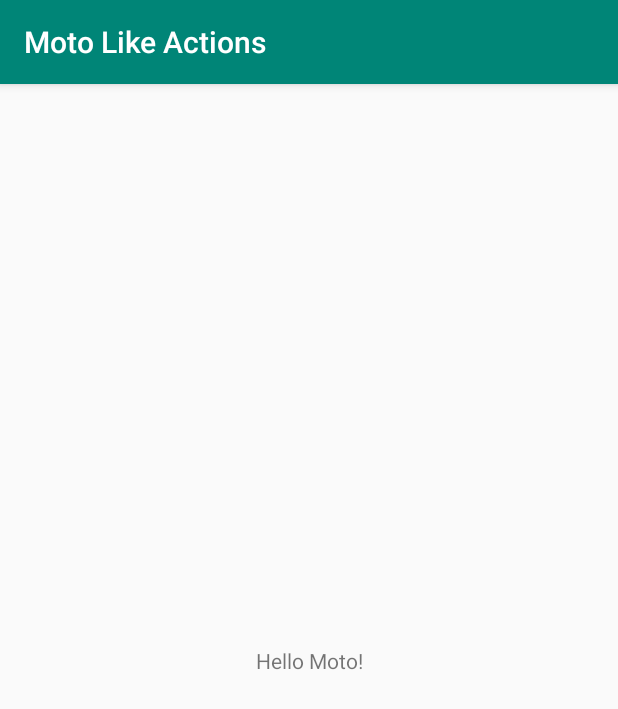
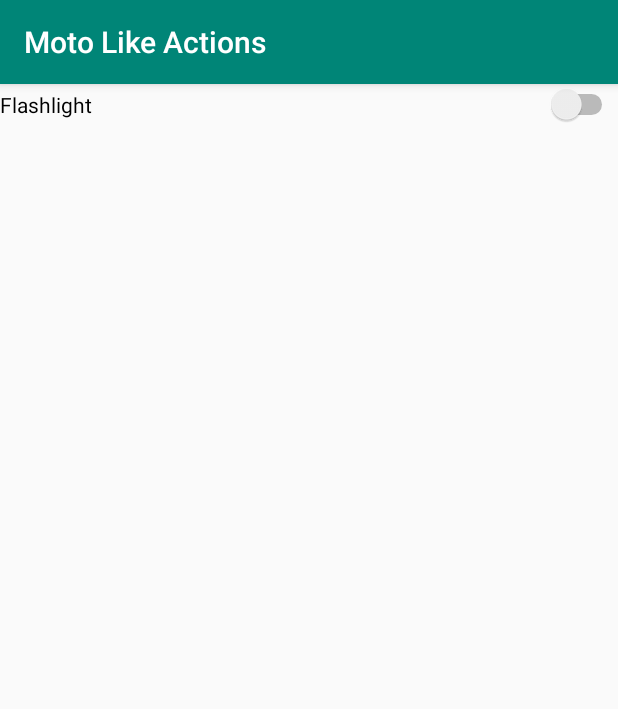
Before and after one commit to IamFaizanKhalid/MotoLikeActions, an Android app: the screen it shows after launch (MainActivity), on a phone screen of 412 x 824 dp. Shown: the top 709 px of the screen. Run offline under Robolectric (Android 15) with nearby library versions, the phone set to English and light mode, and no system bars.

Commit message:
Commiting Changes

```diff
--- a/app/src/main/AndroidManifest.xml
+++ b/app/src/main/AndroidManifest.xml
@@ -16,6 +16,8 @@
                 <category android:name="android.intent.category.LAUNCHER" />
             </intent-filter>
         </activity>
+
+        <service android:name=".SensorService" />
     </application>
 
 </manifest>
--- a/app/src/main/java/com/faizankhalid/actions/MainActivity.java
+++ b/app/src/main/java/com/faizankhalid/actions/MainActivity.java
@@ -2,40 +2,27 @@ package com.faizankhalid.actions;
 
 import androidx.appcompat.app.AppCompatActivity;
 
+import android.content.Intent;
 import android.os.Bundle;
-import android.widget.Toast;
+import android.widget.CompoundButton;
+import android.widget.Switch;
 
-public class MainActivity extends AppCompatActivity implements ShakeDetector.OnShakeListener {
-
-	ShakeDetector shake;
-	FlashlightManager flash;
+public class MainActivity extends AppCompatActivity {
 
 	@Override
 	protected void onCreate(Bundle savedInstanceState) {
 		super.onCreate(savedInstanceState);
 		setContentView(R.layout.activity_main);
 
-		try {
-			flash = new FlashlightManager(this);
-		} catch (Exception e) {
-			showToast("Cannot Access Camera");
-		}
-		try {
-			if (flash.isAvailable)
-				shake = new ShakeDetector(this, this);
-		} catch (Exception e) {
-			showToast("ACCELEROMETER Sensor Not Found!");
-		}
-	}
-
-	@Override
-	public void onShake(int type, int count) {
-		showToast("Shook " + count + " times");
-		if (count == 2)
-			flash.toggle();
-	}
-
-	private void showToast(String str) {
-		Toast.makeText(this, str, Toast.LENGTH_SHORT).show();
+		Switch f=(Switch) findViewById(R.id.main_switch_flash);
+		f.setOnCheckedChangeListener(new CompoundButton.OnCheckedChangeListener() {
+			@Override
+			public void onCheckedChanged(CompoundButton buttonView, boolean isChecked) {
+				if (buttonView.isChecked())
+					startService(new Intent(getApplicationContext(), SensorService.class));
+				else
+					stopService(new Intent(getApplicationContext(), SensorService.class));
+			}
+		});
 	}
 }
--- a/app/src/main/java/com/faizankhalid/actions/ShakeDetector.java
+++ b/app/src/main/java/com/faizankhalid/actions/ShakeDetector.java
@@ -19,7 +19,7 @@ public class ShakeDetector implements SensorEventListener {
 	private int resetAfter = 2;
 	private int mShakeCount;
 
-	private static final int TYPE_CAMERA = 0;
+	public static final int TYPE_CAMERA = 0;
 
 	ShakeDetector(Context context, OnShakeListener listener) throws NullPointerException {
 		this.mListener = listener;
@@ -37,7 +37,7 @@ public class ShakeDetector implements SensorEventListener {
 	}
 
 	public interface OnShakeListener {
-		public void onShake(int type, int count);
+		public void onShake(int type);
 	}
 
 	@Override
@@ -75,7 +75,7 @@ public class ShakeDetector implements SensorEventListener {
 				mShakeTimestamp = now;
 				mShakeCount++;
 
-				mListener.onShake(TYPE_CAMERA, mShakeCount);
+				mListener.onShake(TYPE_CAMERA);
 
 				if (mShakeCount >= resetAfter) {
 					mShakeCount = 0;
--- a/app/src/main/res/layout/activity_main.xml
+++ b/app/src/main/res/layout/activity_main.xml
@@ -1,18 +1,16 @@
 <?xml version="1.0" encoding="utf-8"?>
-<androidx.constraintlayout.widget.ConstraintLayout xmlns:android="http://schemas.android.com/apk/res/android"
+<LinearLayout xmlns:android="http://schemas.android.com/apk/res/android"
     xmlns:app="http://schemas.android.com/apk/res-auto"
     xmlns:tools="http://schemas.android.com/tools"
     android:layout_width="match_parent"
     android:layout_height="match_parent"
     tools:context=".MainActivity">
 
-    <TextView
-        android:layout_width="wrap_content"
+    <Switch
+        android:id="@+id/main_switch_flash"
+        android:layout_width="match_parent"
         android:layout_height="wrap_content"
-        android:text="Hello Moto!"
-        app:layout_constraintBottom_toBottomOf="parent"
-        app:layout_constraintLeft_toLeftOf="parent"
-        app:layout_constraintRight_toRightOf="parent"
-        app:layout_constraintTop_toTopOf="parent" />
+        android:text="Flashlight"
+        />
 
-</androidx.constraintlayout.widget.ConstraintLayout>
+</LinearLayout>
```
Also changed, not shown: app/src/main/java/com/faizankhalid/actions/SensorService.java (added, +54 -0 lines).
